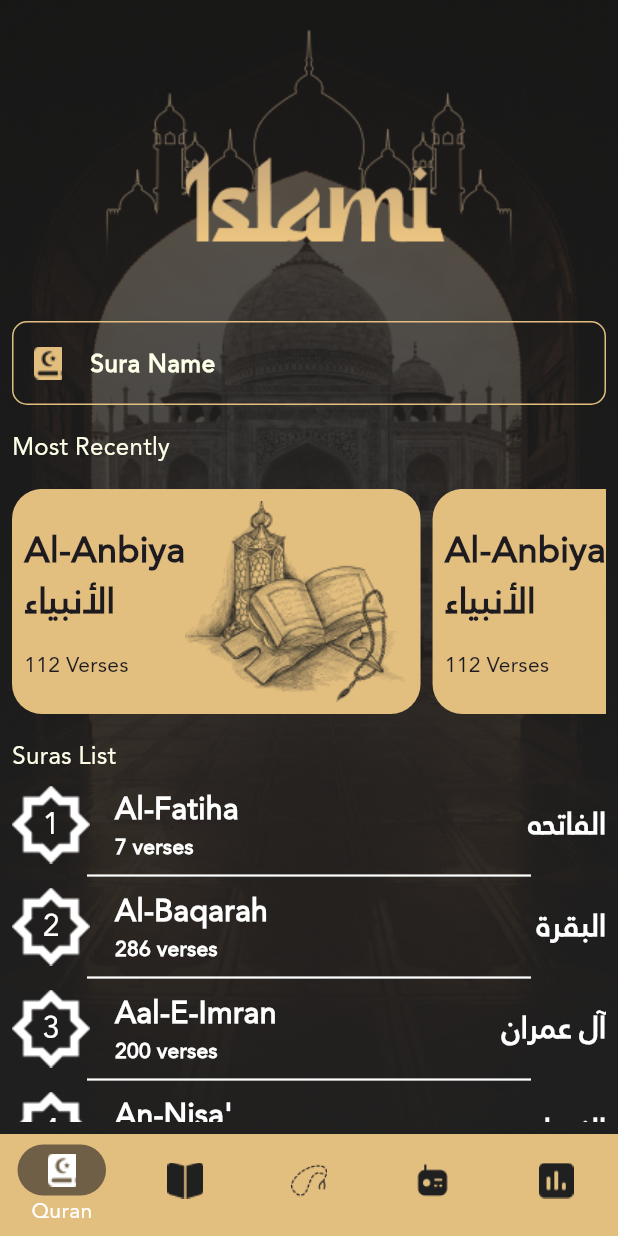
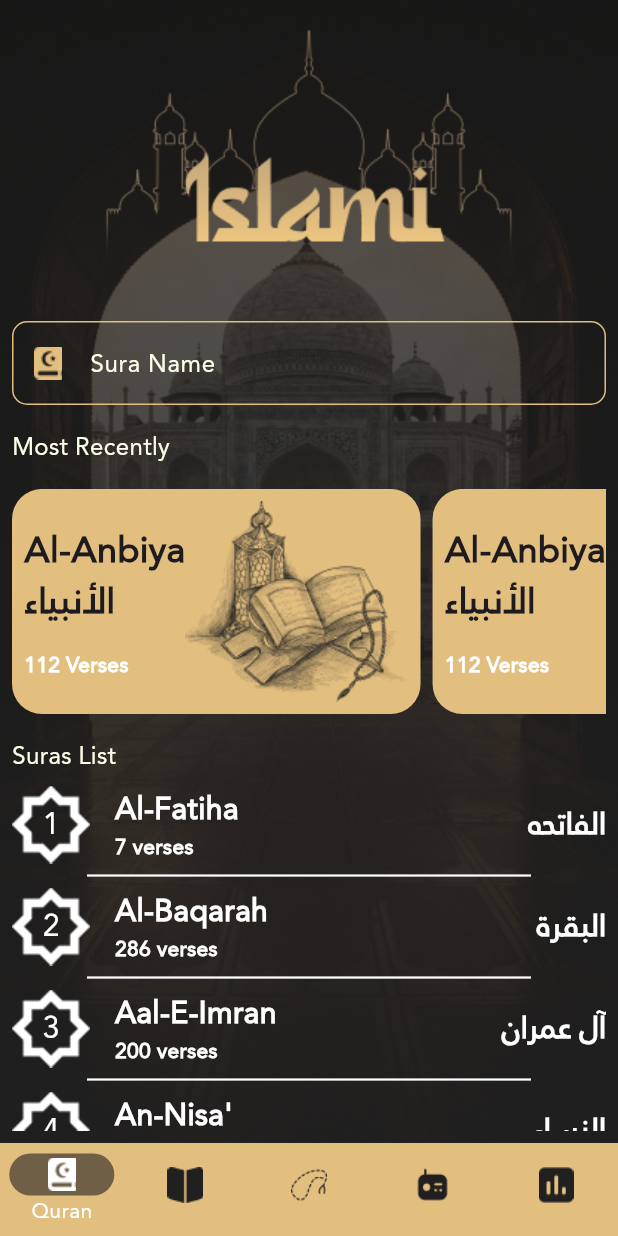
Before and after one commit to mohamedmammdoh/Islami-App, a Flutter app: the LayoutBody screen opened directly, on a phone screen of 412 x 824 dp. Run offline on Flutter 3.47's test engine with Material 3 defaults, Android fonts, the phone set to English and light mode, and no system bars; our stand-ins replace animate_do, shared_preferences, smooth_page_indicator; accounts and stored records are empty.

Commit message:
Create styles_manager file to handle styles of the application

```diff
--- a/lib/core/color_manager.dart
+++ b/lib/core/color_manager.dart
@@ -6,4 +6,5 @@ abstract class ColorManager {
   static const Color white = Color(0xFFFFFFFF);
   static const Color whiteGld = Color(0xFFFEFFE8);
   static const Color transperent = Colors.transparent;
+  static const Color bottomNavBarSelectedColor = Color(0x199202020);
 }
--- /dev/null
+++ b/lib/core/styles_manager.dart
@@ -0,0 +1,43 @@
+import 'package:flutter/material.dart';
+import 'package:islamiapp/core/color_manager.dart';
+
+class StylesManager {
+  static const TextStyle textStyle20BoldPrimary = TextStyle(
+    fontSize: 20,
+    color: ColorManager.goldColor,
+    fontFamily: 'Janaa',
+    fontWeight: FontWeight.w700,
+  );
+  static const textStyle16WG = TextStyle(
+    color: ColorManager.whiteGld,
+    fontFamily: 'Janaa',
+    fontSize: 16,
+  );
+  static const textStyle16Primary = TextStyle(
+    color: ColorManager.goldColor,
+    fontFamily: 'Janaa',
+    fontSize: 16,
+  );
+
+  static const textStyle24Primary = TextStyle(
+    fontSize: 24,
+    color: ColorManager.goldColor,
+    fontFamily: 'Janaa',
+  );
+  static const textStyles20White = TextStyle(
+    color: ColorManager.white,
+    fontSize: 20,
+    fontFamily: 'Janaa',
+  );
+  static const textStyles14White = TextStyle(
+    color: ColorManager.white,
+    fontSize: 14,
+    fontWeight: FontWeight.w700,
+    fontFamily: 'Janaa',
+  );
+  static const textStyles24bold = TextStyle(
+    fontSize: 24,
+    fontWeight: FontWeight.bold,
+    fontFamily: 'Janaa',
+  );
+}
--- a/lib/core/theme.dart
+++ b/lib/core/theme.dart
@@ -10,14 +10,17 @@ class ThemeManager {
       showUnselectedLabels: false,
       type: BottomNavigationBarType.fixed,
       selectedLabelStyle: TextStyle(fontFamily: 'Janaa'),
+      unselectedLabelStyle: TextStyle(fontFamily: 'Janaa'),
     ),
     scaffoldBackgroundColor: ColorManager.transperent,
     appBarTheme: const AppBarTheme(
       backgroundColor: ColorManager.darkGray,
+      titleTextStyle: TextStyle(
+        fontFamily: 'Janaa',
+      ),
       iconTheme: IconThemeData(
         color: ColorManager.goldColor,
       ),
     ),
-    fontFamily: 'Janaa',
   );
 }
--- a/lib/features/QuranFeature/pages/Quran_details_page.dart
+++ b/lib/features/QuranFeature/pages/Quran_details_page.dart
@@ -1,6 +1,7 @@
 import 'package:flutter/material.dart';
 import 'package:islamiapp/core/assests_manager.dart';
 import 'package:islamiapp/core/color_manager.dart';
+import 'package:islamiapp/core/styles_manager.dart';
 import 'package:islamiapp/features/QuranFeature/models/sura_model.dart';
 
 class QuranDetails extends StatelessWidget {
@@ -12,16 +13,12 @@ class QuranDetails extends StatelessWidget {
     var args = ModalRoute.of(context)!.settings.arguments as SuraModel;
 
     return Scaffold(
+      backgroundColor: ColorManager.darkGray,
       appBar: AppBar(
         centerTitle: true,
         title: Text(
           args.suraNameEn,
-          style: const TextStyle(
-            fontSize: 20,
-            color: ColorManager.goldColor,
-            fontFamily: 'Janaa',
-            fontWeight: FontWeight.w700,
-          ),
+          style: StylesManager.textStyle16Primary,
         ),
       ),
       body: Stack(
@@ -36,11 +33,7 @@ class QuranDetails extends StatelessWidget {
             alignment: Alignment.topCenter,
             child: Text(
               args.suraNameAr,
-              style: const TextStyle(
-                fontSize: 24,
-                color: ColorManager.goldColor,
-                fontFamily: 'Janaa',
-              ),
+              style: StylesManager.textStyle24Primary,
             ),
           )
         ],
--- a/lib/features/QuranFeature/pages/quran_page.dart
+++ b/lib/features/QuranFeature/pages/quran_page.dart
@@ -1,5 +1,5 @@
 import 'package:flutter/material.dart';
-import 'package:islamiapp/core/color_manager.dart';
+import 'package:islamiapp/core/styles_manager.dart';
 import 'package:islamiapp/features/QuranFeature/widgets/custom_listviewmostrecently.dart';
 import 'package:islamiapp/features/QuranFeature/widgets/custom_listviewquran.dart';
 import 'package:islamiapp/features/layout/widgets/custom_textfield.dart';
@@ -18,22 +18,14 @@ class QuranPage extends StatelessWidget {
           SizedBox(height: mediaQuery.height * 0.02),
           const Text(
             'Most Recently',
-            style: TextStyle(
-              color: ColorManager.whiteGld,
-              fontFamily: 'Janaa',
-              fontSize: 16,
-            ),
+            style: StylesManager.textStyle16WG,
           ),
           SizedBox(height: mediaQuery.height * 0.02),
           const CustomListViewMostRecently(),
           SizedBox(height: mediaQuery.height * 0.02),
           const Text(
             'Suras List',
-            style: TextStyle(
-              color: ColorManager.whiteGld,
-              fontFamily: 'Janaa',
-              fontSize: 16,
-            ),
+            style: StylesManager.textStyle16WG,
           ),
           // ListView.builder(itemBuilder: )
           SizedBox(height: mediaQuery.height * 0.01),
--- a/lib/features/QuranFeature/widgets/custom_listviewquran.dart
+++ b/lib/features/QuranFeature/widgets/custom_listviewquran.dart
@@ -1,6 +1,7 @@
 import 'package:flutter/material.dart';
 import 'package:islamiapp/core/assests_manager.dart';
 import 'package:islamiapp/core/color_manager.dart';
+import 'package:islamiapp/core/styles_manager.dart';
 import 'package:islamiapp/features/QuranFeature/models/sura_model.dart';
 import 'package:islamiapp/features/QuranFeature/pages/Quran_details_page.dart';
 
@@ -29,10 +30,7 @@ class CustomListviewquran extends StatelessWidget {
                   Image.asset(AssestsManager.suraNumber),
                   Text(
                     '${index + 1}',
-                    style: const TextStyle(
-                        color: ColorManager.white,
-                        fontSize: 20,
-                        fontFamily: 'Janaa'),
+                    style: StylesManager.textStyles20White,
                   ),
                 ],
               ),
@@ -42,31 +40,20 @@ class CustomListviewquran extends StatelessWidget {
                 children: [
                   Text(
                     SuraModel.englishQuranSurahs[index],
-                    style: const TextStyle(
-                      color: ColorManager.white,
-                      fontFamily: 'Janaa',
-                      fontSize: 20,
+                    style: StylesManager.textStyles20White.copyWith(
                       fontWeight: FontWeight.w700,
                     ),
                   ),
                   Text(
                     '${SuraModel.ayaNumber[index]} verses',
-                    style: const TextStyle(
-                      color: ColorManager.white,
-                      fontFamily: 'Janaa',
-                      fontSize: 14,
-                      fontWeight: FontWeight.w700,
-                    ),
+                    style: StylesManager.textStyles14White,
                   ),
                 ],
               ),
               const Spacer(),
               Text(
                 SuraModel.arabicAuranSuras[index],
-                style: const TextStyle(
-                  color: ColorManager.white,
-                  fontFamily: 'Janaa',
-                  fontSize: 20,
+                style: StylesManager.textStyles20White.copyWith(
                   fontWeight: FontWeight.w700,
                 ),
               ),
--- a/lib/features/QuranFeature/widgets/custom_mostrecentlycard.dart
+++ b/lib/features/QuranFeature/widgets/custom_mostrecentlycard.dart
@@ -1,6 +1,7 @@
 import 'package:flutter/material.dart';
 import 'package:islamiapp/core/assests_manager.dart';
 import 'package:islamiapp/core/color_manager.dart';
+import 'package:islamiapp/core/styles_manager.dart';
 
 class CustomMostrecentlycard extends StatelessWidget {
   const CustomMostrecentlycard({super.key});
@@ -25,28 +26,16 @@ class CustomMostrecentlycard extends StatelessWidget {
                 children: [
                   const Text(
                     'Al-Anbiya',
-                    style: TextStyle(
-                      fontSize: 24,
-                      fontWeight: FontWeight.bold,
-                      fontFamily: 'Janaa',
-                    ),
+                    style: StylesManager.textStyles24bold,
                   ),
                   const Text(
                     'الأنبياء',
-                    style: TextStyle(
-                      fontSize: 24,
-                      fontWeight: FontWeight.bold,
-                      fontFamily: 'Janaa',
-                    ),
+                    style: StylesManager.textStyles24bold,
                   ),
                   SizedBox(height: mediaQuery.height * 0.02),
                   const Text(
                     '112 Verses',
-                    style: TextStyle(
-                      fontSize: 14,
-                      fontWeight: FontWeight.w400,
-                      fontFamily: 'Janaa',
-                    ),
+                    style: StylesManager.textStyles14White,
                   ),
                 ],
               ),
--- a/lib/features/layout/widgets/custom_textfield.dart
+++ b/lib/features/layout/widgets/custom_textfield.dart
@@ -1,6 +1,7 @@
 import 'package:flutter/material.dart';
 import 'package:islamiapp/core/assests_manager.dart';
 import 'package:islamiapp/core/color_manager.dart';
+import 'package:islamiapp/core/styles_manager.dart';
 
 class CustomTextFiled extends StatelessWidget {
   const CustomTextFiled({super.key});
@@ -31,12 +32,7 @@ class CustomTextFiled extends StatelessWidget {
           color: ColorManager.goldColor,
         ),
         hintText: 'Sura Name',
-        hintStyle: TextStyle(
-          color: ColorManager.whiteGld,
-          fontFamily: 'Janaa',
-          fontSize: 16,
-          fontWeight: FontWeight.bold,
-        ),
+        hintStyle: StylesManager.textStyle16WG,
       ),
     );
   }
--- a/lib/features/layout/widgets/layout_body.dart
+++ b/lib/features/layout/widgets/layout_body.dart
@@ -1,5 +1,6 @@
 import 'package:flutter/material.dart';
 import 'package:islamiapp/core/assests_manager.dart';
+import 'package:islamiapp/core/color_manager.dart';
 import 'package:islamiapp/features/HadithFeature/pages/hadith_page.dart';
 import 'package:islamiapp/features/QuranFeature/pages/quran_page.dart';
 import 'package:islamiapp/features/RadioFeature/pages/radio_page.dart';
@@ -50,7 +51,7 @@ class _LayoutBodyState extends State<LayoutBody> {
                 child: Image.asset(AssestsManager.appBarBg),
               )),
           Scaffold(
-            backgroundColor: Colors.transparent,
+            backgroundColor: ColorManager.transperent,
             bottomNavigationBar: BottomNavigationBar(
               currentIndex: currentIndex,
               onTap: (value) {
@@ -88,14 +89,17 @@ class _LayoutBodyState extends State<LayoutBody> {
     );
   }
 
-  Widget customBottomNavigationBarItem(
-      {required int index, required String image}) {
+  Widget customBottomNavigationBarItem({
+    required int index,
+    required String image,
+  }) {
+    var mediaQuery = MediaQuery.of(context).size;
     return currentIndex == index
         ? Container(
-            width: 59,
-            height: 34,
+            width: mediaQuery.width * 0.17,
+            height: mediaQuery.height * 0.034,
             decoration: const BoxDecoration(
-                color: Color(0x199202020),
+                color: ColorManager.bottomNavBarSelectedColor,
                 borderRadius: BorderRadius.all(Radius.circular(66))),
             child: ImageIcon(AssetImage(image)),
           )
--- a/lib/features/onBoarding/widgets/custom_pageviewbuilder.dart
+++ b/lib/features/onBoarding/widgets/custom_pageviewbuilder.dart
@@ -1,5 +1,5 @@
 import 'package:flutter/material.dart';
-import 'package:islamiapp/core/color_manager.dart';
+import 'package:islamiapp/core/styles_manager.dart';
 import 'package:islamiapp/features/onBoarding/models/onboarding_model.dart';
 
 class CustomPageviewbuilder extends StatelessWidget {
@@ -20,29 +20,17 @@ class CustomPageviewbuilder extends StatelessWidget {
             padding: const EdgeInsets.only(top: 120.0),
             child: Image.asset(OnboardingModel.pages[index].image),
           ),
-          const SizedBox(
-            height: 40,
-          ),
+          const SizedBox(height: 40),
           Text(
             OnboardingModel.pages[index].text,
             textAlign: TextAlign.center,
-            style: const TextStyle(
-              color: ColorManager.goldColor,
-              fontSize: 24,
-              fontFamily: 'Janaa',
-              fontWeight: FontWeight.w700,
-            ),
+            style: StylesManager.textStyle24Primary,
           ),
           const SizedBox(height: 30),
           Text(
             textAlign: TextAlign.center,
             OnboardingModel.pages[index].description,
-            style: const TextStyle(
-              color: ColorManager.goldColor,
-              fontSize: 20,
-              fontFamily: 'Janaa',
-              fontWeight: FontWeight.w700,
-            ),
+            style: StylesManager.textStyle20BoldPrimary,
           ),
           const SizedBox(height: 10),
         ],
```
